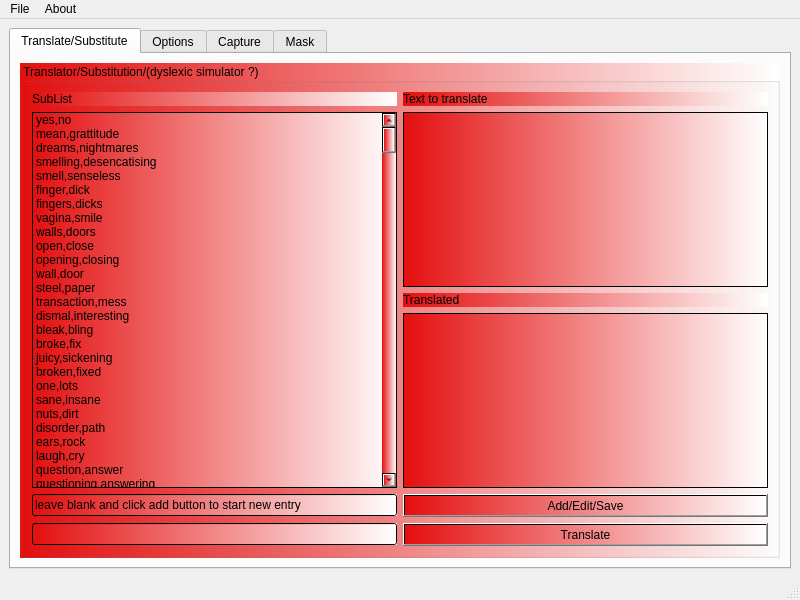
netpipe/RightHand, file mainwindow.ui: the form before one commit.
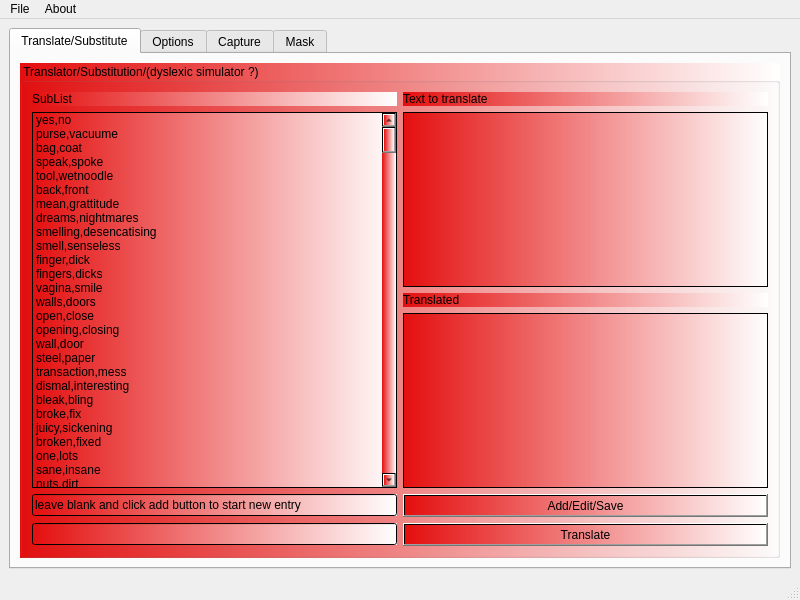
The form after the commit.

```diff
--- a/mainwindow.ui
+++ b/mainwindow.ui
@@ -98,6 +98,31 @@
                <string>yes,no</string>
               </property>
              </item>
+             <item>
+              <property name="text">
+               <string>purse,vacuume</string>
+              </property>
+             </item>
+             <item>
+              <property name="text">
+               <string>bag,coat</string>
+              </property>
+             </item>
+             <item>
+              <property name="text">
+               <string>speak,spoke</string>
+              </property>
+             </item>
+             <item>
+              <property name="text">
+               <string>tool,wetnoodle</string>
+              </property>
+             </item>
+             <item>
+              <property name="text">
+               <string>back,front</string>
+              </property>
+             </item>
              <item>
               <property name="text">
                <string>mean,grattitude</string>
```
